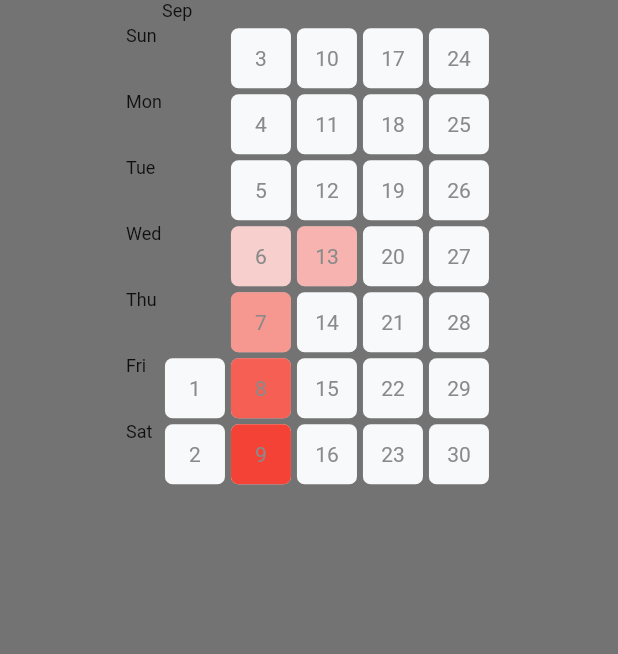
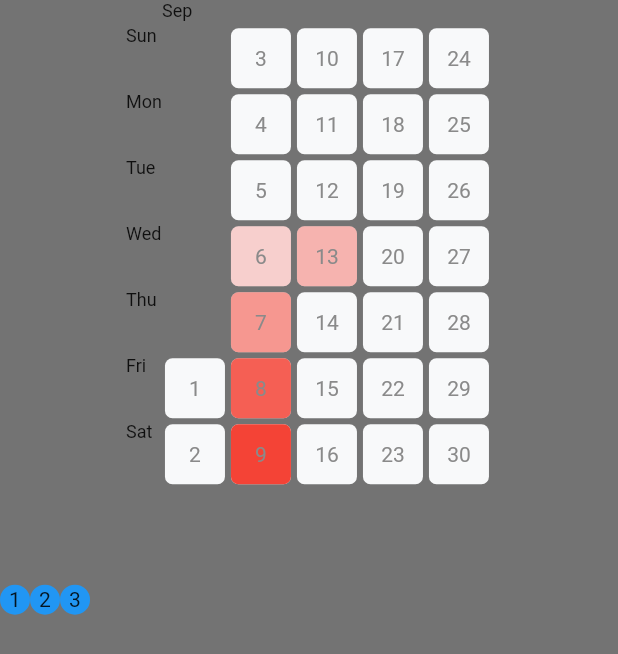
Before and after one commit to harsh11pujara/Experiment_UI, a Flutter app: the screen it shows after launch, on a phone screen of 412 x 824 dp. Shown: the top 654 px of the screen. Run offline on Flutter 3.47's test engine with Material 2 defaults, Android fonts, the phone set to English and light mode, and no system bars; drawn by our look-alikes of flutter_heatmap_calendar, timelines; our stand-ins replace flutter_time_picker_spinner, pdf, printing, syncfusion_flutter_charts.

```diff
--- a/lib/heat_map_calender.dart
+++ b/lib/heat_map_calender.dart
@@ -1,5 +1,6 @@
 import 'package:flutter/material.dart';
 import 'package:flutter_heatmap_calendar/flutter_heatmap_calendar.dart';
+import 'package:timelines/timelines.dart';
 
 class HeatMapCalender extends StatefulWidget {
   const HeatMapCalender({Key? key}) : super(key: key);
@@ -16,8 +17,10 @@ class _HeatMapCalenderState extends State<HeatMapCalender> {
         height: MediaQuery.of(context).size.height,
         width: MediaQuery.of(context).size.width,
         color: Colors.black54,
-        child: HeatMap(
-          startDate: DateTime(2023, 9,1),
+        child: Column(
+          children: [
+            HeatMap(
+              startDate: DateTime(2023, 9, 1),
               endDate: DateTime(2023, 9, 30),
               size: 40,
               showColorTip: false,
@@ -44,6 +47,32 @@ class _HeatMapCalenderState extends State<HeatMapCalender> {
                 ScaffoldMessenger.of(context).showSnackBar(SnackBar(content: Text(value.toString())));
               },
             ),
+            SizedBox(
+              height: 150,
+              child: FixedTimeline.tileBuilder(
+
+                  direction: Axis.horizontal,
+                  builder: TimelineTileBuilder.connected(
+
+                    itemCount: 3,
+
+                    indicatorBuilder: (context, index) {
+                      return DotIndicator(
+                        size: 20,
+                        child: Text("${index + 1}"),
+                      );
+                    },
+
+                    connectorBuilder: (context, index, type) {
+                      return const SolidLineConnector(
+                        direction: Axis.horizontal,
+                        space: 20,
+                      );
+                    },
+                  )),
+            )
+          ],
+        ),
       ),
     );
   }
--- a/pubspec.yaml
+++ b/pubspec.yaml
@@ -35,6 +35,7 @@ dependencies:
   pdf: ^3.10.1
   printing: ^5.10.4
   flutter_heatmap_calendar: ^1.0.5
+  timelines: ^0.1.0
 
   # The following adds the Cupertino Icons font to your application.
   # Use with the CupertinoIcons class for iOS style icons.
```
Also changed, not shown: pubspec.lock. Lines whose indentation alone changed are shown as unchanged.
